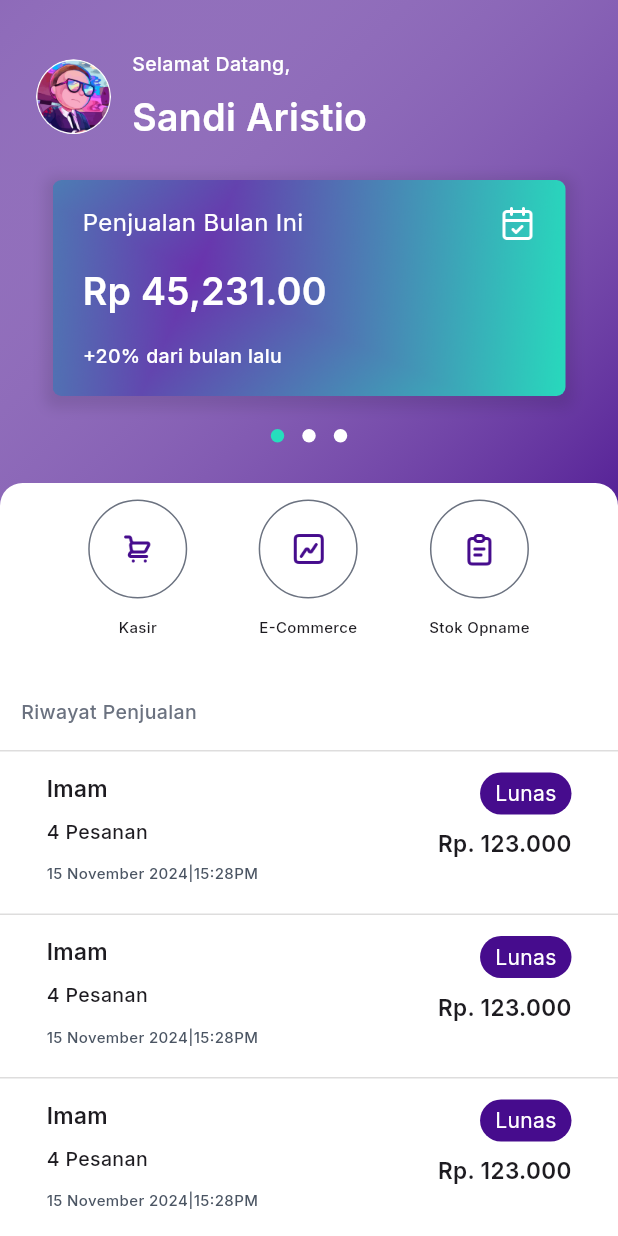
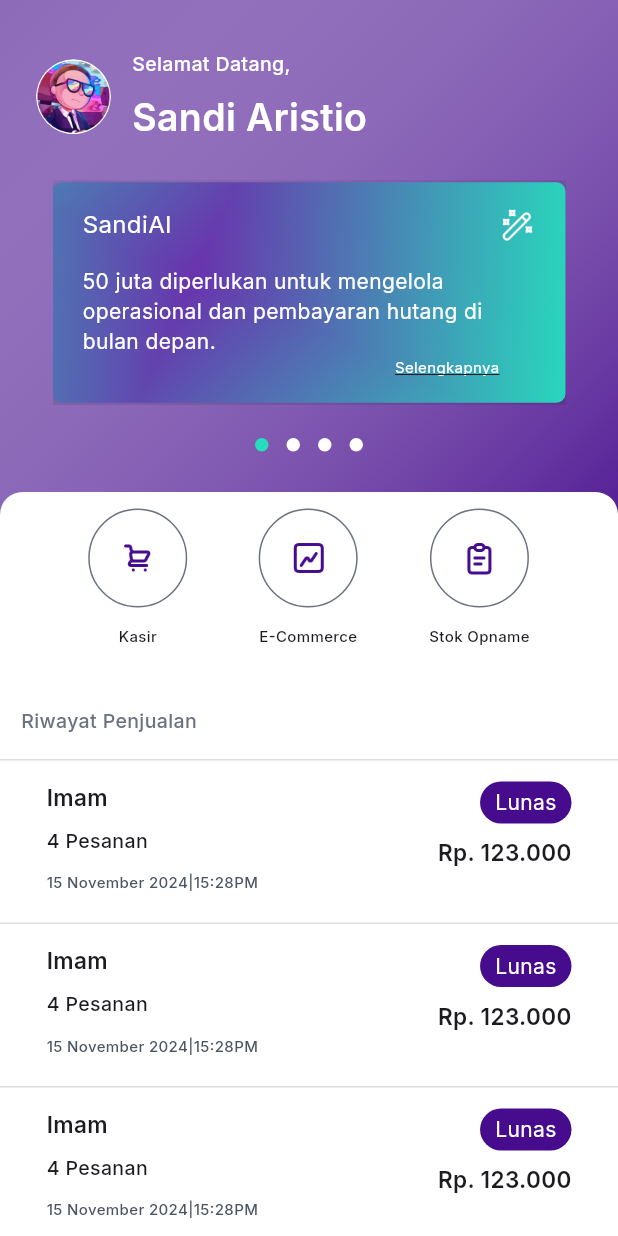
Before and after one commit to rudiusman18/duitaja, a Flutter app: the HomePage screen opened directly, on a phone screen of 412 x 824 dp. Run offline on Flutter 3.47's test engine with Material 3 defaults, Android fonts, the phone set to English and light mode, and no system bars; drawn by our look-alikes of carousel_slider, dots_indicator; our stand-ins replace bloc, calendar_date_picker2, expandable, flutter_bloc, google_fonts and 1 more; missing offline and left inert: dart:ffi.

Commit message:
update carousel slider pada halaman home page

```diff
--- /dev/null
+++ b/lib/cubit/home_cubit.dart
@@ -0,0 +1,9 @@
+import 'package:flutter_bloc/flutter_bloc.dart';
+
+class ReportCardIndexCubit extends Cubit<int> {
+  ReportCardIndexCubit() : super(0);
+
+  void setIndex(int index) {
+    emit(index);
+  }
+}
--- a/lib/main.dart
+++ b/lib/main.dart
@@ -1,5 +1,6 @@
 import 'package:duidku/cubit/cashier_cubit.dart';
 import 'package:duidku/cubit/filter_cubit.dart';
+import 'package:duidku/cubit/home_cubit.dart';
 import 'package:duidku/cubit/page_cubit.dart';
 import 'package:duidku/ui/cashier_page.dart';
 import 'package:duidku/ui/detail_order_page.dart';
@@ -42,6 +43,9 @@ class MainApp extends StatelessWidget {
         BlocProvider(
           create: (context) => PreviousPageCubit(),
         ),
+        BlocProvider(
+          create: (context) => ReportCardIndexCubit(),
+        ),
       ],
       child: MaterialApp(
         debugShowCheckedModeBanner: false,
--- a/lib/shared/theme.dart
+++ b/lib/shared/theme.dart
@@ -22,5 +22,6 @@ Color purpleColor1 = const Color(0xffF0E6F9);
 // FontWeight
 FontWeight extraLight = FontWeight.w200;
 FontWeight light = FontWeight.w300;
+FontWeight regular = FontWeight.w400;
 FontWeight medium = FontWeight.w500;
 FontWeight semiBold = FontWeight.w600;
--- a/lib/ui/home_page.dart
+++ b/lib/ui/home_page.dart
@@ -1,10 +1,19 @@
+import 'package:carousel_slider/carousel_slider.dart';
 import 'package:dots_indicator/dots_indicator.dart';
+import 'package:duidku/cubit/home_cubit.dart';
 import 'package:duidku/shared/theme.dart';
+import 'package:duidku/shared/utils.dart';
 import 'package:flutter/material.dart';
+import 'package:flutter_bloc/flutter_bloc.dart';
 
-class HomePage extends StatelessWidget {
+class HomePage extends StatefulWidget {
   const HomePage({super.key});
 
+  @override
+  State<HomePage> createState() => _HomePageState();
+}
+
+class _HomePageState extends State<HomePage> {
   @override
   Widget build(BuildContext context) {
     Widget profile() {
@@ -54,11 +63,20 @@ class HomePage extends StatelessWidget {
       );
     }
 
-    Widget reportCard() {
-      return Container(
-        margin: const EdgeInsets.symmetric(
-          horizontal: 35,
-        ),
+    Widget reportCard({
+      required String title,
+      required String asset,
+      required String message,
+      required String subtitle,
+    }) {
+      return Column(
+        mainAxisSize: MainAxisSize.min,
+        mainAxisAlignment: MainAxisAlignment.center,
+        children: [
+          Container(
+            // margin: const EdgeInsets.symmetric(
+            //   horizontal: 35,
+            // ),
             padding: const EdgeInsets.symmetric(
               vertical: 17,
               horizontal: 20,
@@ -89,7 +107,7 @@ class HomePage extends StatelessWidget {
                     children: [
                       FittedBox(
                         fit: BoxFit.scaleDown,
-                    child: Text("Penjualan Bulan Ini",
+                        child: Text(title,
                             style: inter.copyWith(
                               fontSize: 16,
                               color: Colors.white,
@@ -98,24 +116,25 @@ class HomePage extends StatelessWidget {
                       const SizedBox(
                         height: 16,
                       ),
-                  FittedBox(
-                    fit: BoxFit.scaleDown,
-                    child: Text(
-                      "Rp 45,231.00",
+                      Text(
+                        message,
                         style: inter.copyWith(
-                        fontSize: 25,
-                        fontWeight: semiBold,
+                          fontSize: title.toLowerCase() == "sandiai" ? 14 : 25,
+                          fontWeight: title.toLowerCase() == "sandiai"
+                              ? regular
+                              : semiBold,
                           color: Colors.white,
                         ),
+                        softWrap: true,
                       ),
-                  ),
+                      if (title.toLowerCase() != "sandiai") ...{
                         const SizedBox(
                           height: 16,
                         ),
                         FittedBox(
                           fit: BoxFit.scaleDown,
                           child: Text(
-                      "+20% dari bulan lalu",
+                            subtitle,
                             style: inter.copyWith(
                               fontSize: 13,
                               fontWeight: medium,
@@ -123,16 +142,32 @@ class HomePage extends StatelessWidget {
                             ),
                           ),
                         ),
+                      } else ...{
+                        Align(
+                          alignment: Alignment.centerRight,
+                          child: Text(
+                            "Selengkapnya",
+                            style: inter.copyWith(
+                              fontSize: 10,
+                              color: Colors.white,
+                              decoration: TextDecoration.underline,
+                            ),
+                            textAlign: TextAlign.right,
+                          ),
+                        ),
+                      },
                     ],
                   ),
                 ),
                 Image.asset(
-              "assets/calendar-check.png",
+                  asset,
                   width: 24,
                   height: 24,
                 ),
               ],
             ),
+          ),
+        ],
       );
     }
 
@@ -284,6 +319,8 @@ class HomePage extends StatelessWidget {
       );
     }
 
+    return BlocBuilder<ReportCardIndexCubit, int>(
+      builder: (context, state) {
         return Scaffold(
           backgroundColor: primaryColor,
           body: Container(
@@ -304,12 +341,54 @@ class HomePage extends StatelessWidget {
                   const SizedBox(
                     height: 24,
                   ),
-              reportCard(),
+                  Container(
+                    margin: const EdgeInsets.symmetric(
+                      horizontal: 35,
+                    ),
+                    child: CarouselSlider(
+                      options: CarouselOptions(
+                        height: 150,
+                        viewportFraction: 1,
+                        autoPlay: true,
+                        onPageChanged: (index, reason) {
+                          context.read<ReportCardIndexCubit>().setIndex(index);
+                        },
+                      ),
+                      items: [
+                        reportCard(
+                          title: "SandiAI",
+                          message:
+                              "50 juta diperlukan untuk mengelola operasional dan pembayaran hutang di bulan depan.",
+                          subtitle: "+20% dari bulan lalu",
+                          asset: "assets/Magicpen.png",
+                        ),
+                        reportCard(
+                          title: "Penjualan bulan ini",
+                          message: formatCurrency(45231),
+                          subtitle: "+20% dari bulan lalu",
+                          asset: "assets/calendar-check.png",
+                        ),
+                        reportCard(
+                          title: "Penjualan hari ini",
+                          message: formatCurrency(45231),
+                          subtitle: "+20% dari bulan lalu",
+                          asset: "assets/Chart_alt_fill.png",
+                        ),
+                        reportCard(
+                          title: "Produk terlaris hari ini",
+                          message: "Nasi Goreng",
+                          subtitle: "150 Terjual",
+                          asset: "assets/subtract.png",
+                        ),
+                      ],
+                    ),
+                  ),
                   const SizedBox(
                     height: 16,
                   ),
                   DotsIndicator(
-                dotsCount: 3,
+                    dotsCount: 4,
+                    position: context.read<ReportCardIndexCubit>().state,
                     decorator: DotsDecorator(
                       activeColor: cardColor2,
                       color: Colors.white,
@@ -340,7 +419,8 @@ class HomePage extends StatelessWidget {
                             ),
                             child: Center(
                               child: Row(
-                            mainAxisAlignment: MainAxisAlignment.spaceAround,
+                                mainAxisAlignment:
+                                    MainAxisAlignment.spaceAround,
                                 children: [
                                   GestureDetector(
                                     onTap: () {
@@ -409,5 +489,7 @@ class HomePage extends StatelessWidget {
             ),
           ),
         );
+      },
+    );
   }
 }
--- a/pubspec.yaml
+++ b/pubspec.yaml
@@ -20,6 +20,7 @@ dependencies:
   calendar_date_picker2: ^1.1.7
   flutter_localizations:
     sdk: flutter
+  carousel_slider: ^5.0.0
 
 dev_dependencies:
   flutter_test:
```
Also changed, not shown: assets/Basket_fill.png (added), assets/Chart_alt_fill.png (added), assets/Magicpen.png (added), pubspec.lock. Lines whose indentation alone changed are shown as unchanged.
